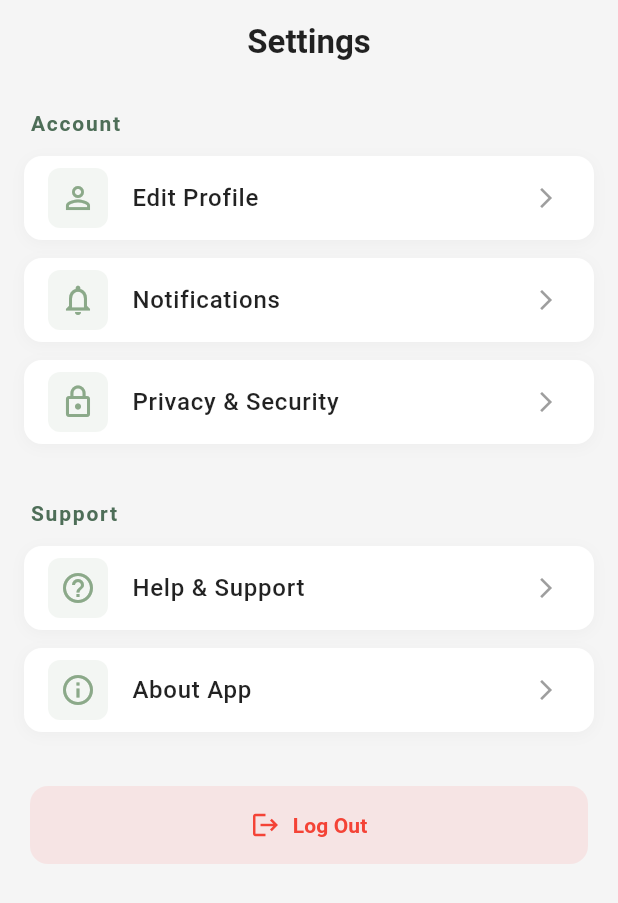
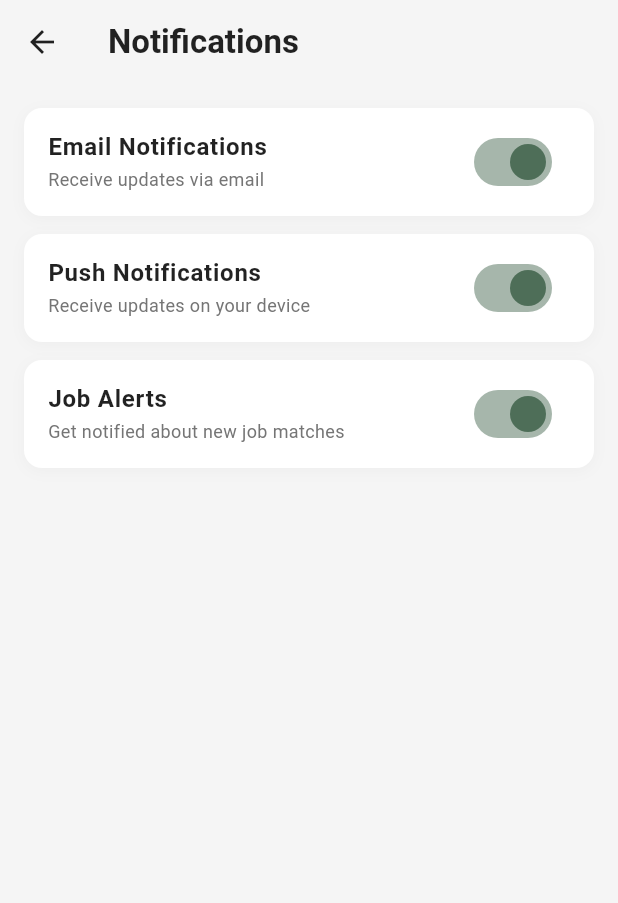
Before and after one commit to DanishR07/NeuraPath, a Flutter app: the SettingsScreen screen opened directly, after a tap on "Notifications", on a phone screen of 412 x 824 dp. Shown: the top 903 px of the screen. Run offline on Flutter 3.47's test engine with Material 3 defaults, Android fonts, the phone set to English and light mode, and no system bars; our stand-ins replace cloud_firestore, curved_navigation_bar, file_picker, firebase_auth, firebase_core, flutter_markdown and 5 more; missing offline and left inert: mailer, read_pdf_text; accounts and stored records are empty.

Commit message:
Setings Page Enhanced

```diff
--- a/lib/main.dart
+++ b/lib/main.dart
@@ -15,8 +15,8 @@ import 'package:fyp/ui/profile_setup_screen/views/profile_setup_screen.dart';
 import 'package:fyp/ui/success_message_screens/password_reset_success_message_screen.dart';
 import 'package:get/get.dart';
 import 'package:get_storage/get_storage.dart';
+import 'firebase_options.dart';
 
-import 'firebase_options.dart';
 void main() async {
   WidgetsFlutterBinding.ensureInitialized();
   await Firebase.initializeApp(options: DefaultFirebaseOptions.currentPlatform);
@@ -36,7 +36,7 @@ class MyApp extends StatelessWidget {
           scaffoldBackgroundColor: Color(0xFFF5F5F5),
           appBarTheme: AppBarTheme(
             backgroundColor: Color(0xFFF5F5F5),
-          )
+          ),
       ),
       getPages: [
         GetPage(name: "/launcher_screen", page: () => LauncherScreen(),),
--- /dev/null
+++ b/lib/ui/common_screens/view_models/settings_view_model.dart
@@ -0,0 +1,71 @@
+import 'package:flutter/material.dart';
+import 'package:get/get.dart';
+import '../../../data/repositories/auth_repository.dart';
+import '../views/notifications_screen.dart';
+import '../views/privacy_security_screen.dart';
+import '../views/help_support_screen.dart';
+import '../views/about_app_screen.dart';
+
+class SettingsViewModel extends GetxController {
+  final AuthRepository _authRepository = Get.find<AuthRepository>();
+
+  void navigateToEditProfile() async {
+    final user = await _authRepository.getCurrentUser();
+    if (user != null) {
+      Get.toNamed("/profile_setup_screen", arguments: user.id);
+    } else {
+      Get.snackbar("Error", "User not found");
+    }
+  }
+
+  void navigateToNotifications() {
+    Get.to(() => NotificationsScreen());
+  }
+
+  void navigateToPrivacySecurity() {
+    Get.to(() => PrivacySecurityScreen());
+  }
+
+  void navigateToHelpSupport() {
+    Get.to(() => HelpSupportScreen());
+  }
+
+  void navigateToAboutApp() {
+    Get.to(() => AboutAppScreen());
+  }
+
+  void logout() {
+    Get.defaultDialog(
+      title: "Logout",
+      middleText: "Are you sure you want to log out?",
+      textConfirm: "Yes",
+      textCancel: "No",
+      confirmTextColor: Colors.white,
+      buttonColor: Colors.redAccent,
+      onConfirm: () async {
+        try {
+          await _authRepository.logout();
+          Get.back(); // Close dialog
+          Get.offAllNamed("/login_screen");
+          Get.snackbar(
+            "Success",
+            "Logged out successfully",
+            backgroundColor: Colors.green,
+            colorText: Colors.white,
+          );
+        } catch (e) {
+          Get.back(); // Close dialog
+          Get.snackbar(
+            "Error",
+            "Failed to logout: $e",
+            backgroundColor: Colors.red,
+            colorText: Colors.white,
+          );
+        }
+      },
+      onCancel: () {
+        // Dialog dismissed automatically
+      },
+    );
+  }
+}
--- /dev/null
+++ b/lib/ui/common_screens/views/notifications_screen.dart
@@ -0,0 +1,89 @@
+import 'package:flutter/material.dart';
+
+class NotificationsScreen extends StatefulWidget {
+  @override
+  _NotificationsScreenState createState() => _NotificationsScreenState();
+}
+
+class _NotificationsScreenState extends State<NotificationsScreen> {
+  bool _emailNotifications = true;
+  bool _pushNotifications = true;
+  bool _jobAlerts = true;
+
+  @override
+  Widget build(BuildContext context) {
+    return Scaffold(
+      backgroundColor: const Color(0xFFF5F5F5),
+      appBar: AppBar(
+        title: const Text(
+          "Notifications",
+          style: TextStyle(color: Colors.black87, fontWeight: FontWeight.bold),
+        ),
+        backgroundColor: const Color(0xFFF5F5F5),
+        elevation: 0,
+        leading: IconButton(
+          icon: const Icon(Icons.arrow_back, color: Colors.black87),
+          onPressed: () => Navigator.pop(context),
+        ),
+      ),
+      body: ListView(
+        padding: const EdgeInsets.all(16),
+        children: [
+          _buildSwitchTile(
+            title: "Email Notifications",
+            subtitle: "Receive updates via email",
+            value: _emailNotifications,
+            onChanged: (val) => setState(() => _emailNotifications = val),
+          ),
+          _buildSwitchTile(
+            title: "Push Notifications",
+            subtitle: "Receive updates on your device",
+            value: _pushNotifications,
+            onChanged: (val) => setState(() => _pushNotifications = val),
+          ),
+          _buildSwitchTile(
+            title: "Job Alerts",
+            subtitle: "Get notified about new job matches",
+            value: _jobAlerts,
+            onChanged: (val) => setState(() => _jobAlerts = val),
+          ),
+        ],
+      ),
+    );
+  }
+
+  Widget _buildSwitchTile({
+    required String title,
+    required String subtitle,
+    required bool value,
+    required Function(bool) onChanged,
+  }) {
+    return Container(
+      margin: const EdgeInsets.only(bottom: 12),
+      decoration: BoxDecoration(
+        color: Colors.white,
+        borderRadius: BorderRadius.circular(12),
+        boxShadow: [
+          BoxShadow(
+            color: Colors.black.withOpacity(0.03),
+            blurRadius: 8,
+            offset: const Offset(0, 2),
+          ),
+        ],
+      ),
+      child: SwitchListTile(
+        title: Text(
+          title,
+          style: const TextStyle(fontWeight: FontWeight.w600, color: Colors.black87),
+        ),
+        subtitle: Text(
+          subtitle,
+          style: TextStyle(color: Colors.grey[600], fontSize: 12),
+        ),
+        value: value,
+        onChanged: onChanged,
+        activeColor: const Color(0xFF4E6E58),
+      ),
+    );
+  }
+}
--- a/lib/ui/common_screens/views/settings_screen.dart
+++ b/lib/ui/common_screens/views/settings_screen.dart
@@ -1,20 +1,22 @@
 import 'package:flutter/material.dart';
 import 'package:get/get.dart';
-import '../../../data/repositories/auth_repository.dart';
+import '../view_models/settings_view_model.dart';
 
 class SettingsScreen extends StatelessWidget {
-  final AuthRepository _authRepository = Get.find<AuthRepository>();
+  final SettingsViewModel _viewModel = Get.put(SettingsViewModel());
 
   @override
   Widget build(BuildContext context) {
     return Scaffold(
-      backgroundColor: const Color(0xFFF5F5F5),
+      backgroundColor: Theme.of(context).scaffoldBackgroundColor,
       appBar: AppBar(
-        title: const Text(
+        title: Text(
           "Settings",
-          style: TextStyle(color: Colors.black87, fontWeight: FontWeight.bold),
+          style: TextStyle(
+              color: Theme.of(context).textTheme.bodyLarge?.color,
+              fontWeight: FontWeight.bold),
         ),
-        backgroundColor: const Color(0xFFF5F5F5),
+        backgroundColor: Theme.of(context).appBarTheme.backgroundColor,
         elevation: 0,
         centerTitle: true,
         automaticallyImplyLeading: false,
@@ -26,31 +28,29 @@ class SettingsScreen extends StatelessWidget {
           _buildSettingsTile(
             icon: Icons.person_outline,
             title: "Edit Profile",
-            onTap: () {
-              // Navigate to profile edit
-            },
+            onTap: () => _viewModel.navigateToEditProfile(),
           ),
           _buildSettingsTile(
             icon: Icons.notifications_outlined,
             title: "Notifications",
-            onTap: () {},
+            onTap: () => _viewModel.navigateToNotifications(),
           ),
           _buildSettingsTile(
             icon: Icons.lock_outline,
             title: "Privacy & Security",
-            onTap: () {},
+            onTap: () => _viewModel.navigateToPrivacySecurity(),
           ),
           const SizedBox(height: 24),
           _buildSectionHeader("Support"),
           _buildSettingsTile(
             icon: Icons.help_outline,
             title: "Help & Support",
-            onTap: () {},
+            onTap: () => _viewModel.navigateToHelpSupport(),
           ),
           _buildSettingsTile(
             icon: Icons.info_outline,
             title: "About App",
-            onTap: () {},
+            onTap: () => _viewModel.navigateToAboutApp(),
           ),
           const SizedBox(height: 24),
           _buildLogoutButton(),
@@ -82,7 +82,7 @@ class SettingsScreen extends StatelessWidget {
     return Container(
       margin: const EdgeInsets.only(bottom: 12),
       decoration: BoxDecoration(
-        color: Colors.white,
+        color: Get.isDarkMode ? Colors.grey[800] : Colors.white,
         borderRadius: BorderRadius.circular(12),
         boxShadow: [
           BoxShadow(
@@ -103,9 +103,9 @@ class SettingsScreen extends StatelessWidget {
         ),
         title: Text(
           title,
-          style: const TextStyle(
+          style: TextStyle(
             fontWeight: FontWeight.w500,
-            color: Colors.black87,
+            color: Get.isDarkMode ? Colors.white : Colors.black87,
           ),
         ),
         trailing: const Icon(Icons.arrow_forward_ios, size: 16, color: Colors.grey),
@@ -115,14 +115,13 @@ class SettingsScreen extends StatelessWidget {
     );
   }
 
+
+
   Widget _buildLogoutButton() {
     return Padding(
       padding: const EdgeInsets.symmetric(horizontal: 4),
       child: ElevatedButton(
-        onPressed: () {
-          _authRepository.logout();
-          Get.offAllNamed("/login_screen");
-        },
+        onPressed: () => _viewModel.logout(),
         style: ElevatedButton.styleFrom(
           backgroundColor: Colors.redAccent.withOpacity(0.1),
           foregroundColor: Colors.red,
```
Also changed, not shown: lib/ui/common_screens/views/about_app_screen.dart (added, +81 -0 lines), lib/ui/common_screens/views/help_support_screen.dart (added, +89 -0 lines), lib/ui/common_screens/views/privacy_security_screen.dart (added, +103 -0 lines).
